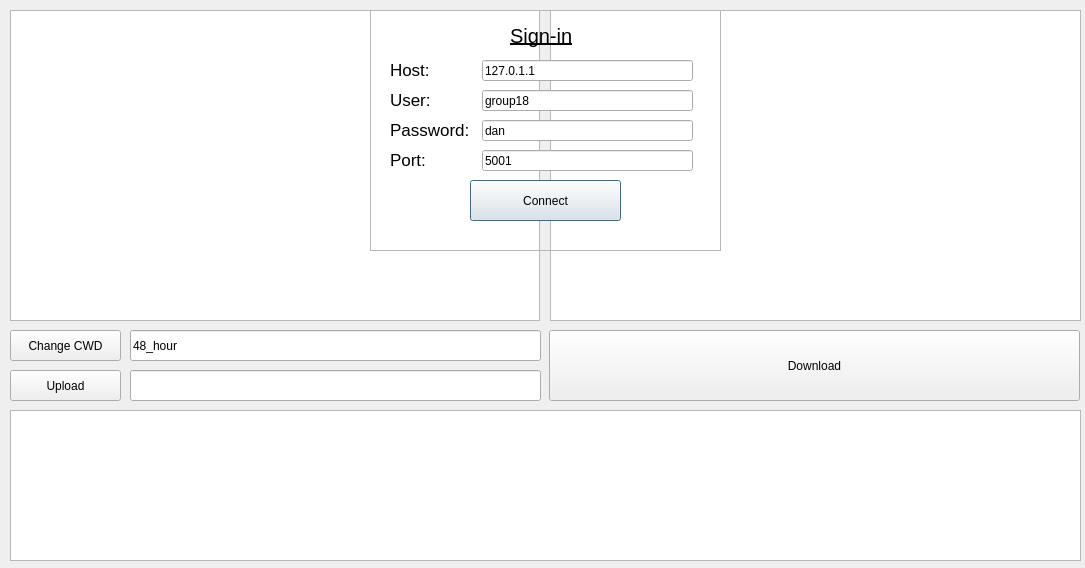
This is Login.ui in NetworkFundamentalsELEN4017/FTP-Project as Qt 5 draws it before an edit. The edited form follows.
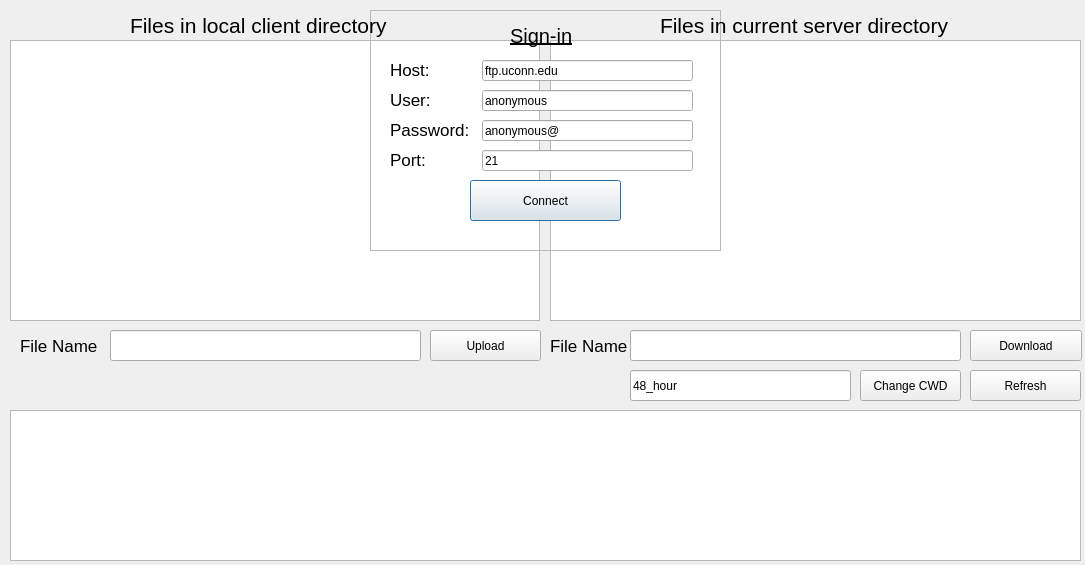
This is the edited form.

Commit message: Download + Upload (not perfect)

```diff
--- a/Login.ui
+++ b/Login.ui
@@ -7,7 +7,7 @@
     <x>0</x>
     <y>0</y>
     <width>1085</width>
-    <height>568</height>
+    <height>565</height>
    </rect>
   </property>
   <property name="windowTitle">
@@ -51,7 +51,7 @@
      </rect>
     </property>
     <property name="text">
-     <string>127.0.1.1</string>
+     <string>ftp.uconn.edu</string>
     </property>
    </widget>
    <widget class="QLabel" name="lblPass">
@@ -82,7 +82,7 @@
      </rect>
     </property>
     <property name="text">
-     <string>group18</string>
+     <string>anonymous</string>
     </property>
    </widget>
    <widget class="QLineEdit" name="edtPass">
@@ -98,7 +98,7 @@
      <string/>
     </property>
     <property name="text">
-     <string>dan</string>
+     <string>anonymous@</string>
     </property>
    </widget>
    <widget class="QLabel" name="lblHost">
@@ -169,7 +169,7 @@
      </rect>
     </property>
     <property name="text">
-     <string>5001</string>
+     <string>21</string>
     </property>
    </widget>
    <widget class="QLabel" name="lblUser">
@@ -195,9 +195,9 @@
    <property name="geometry">
     <rect>
      <x>10</x>
-     <y>10</y>
+     <y>40</y>
      <width>530</width>
-     <height>311</height>
+     <height>281</height>
     </rect>
    </property>
    <property name="horizontalScrollBarPolicy">
@@ -216,8 +216,8 @@
   <widget class="QPushButton" name="btnUpload">
    <property name="geometry">
     <rect>
-     <x>10</x>
-     <y>370</y>
+     <x>430</x>
+     <y>330</y>
      <width>111</width>
      <height>31</height>
     </rect>
@@ -229,10 +229,10 @@
   <widget class="QPushButton" name="btnDownload">
    <property name="geometry">
     <rect>
-     <x>549</x>
+     <x>970</x>
      <y>330</y>
-     <width>531</width>
-     <height>71</height>
+     <width>112</width>
+     <height>31</height>
     </rect>
    </property>
    <property name="text">
@@ -259,18 +259,18 @@
    <property name="geometry">
     <rect>
      <x>550</x>
-     <y>10</y>
+     <y>40</y>
      <width>531</width>
-     <height>311</height>
+     <height>281</height>
     </rect>
    </property>
   </widget>
   <widget class="QPushButton" name="btnDirectory">
    <property name="geometry">
     <rect>
-     <x>10</x>
-     <y>330</y>
-     <width>111</width>
+     <x>860</x>
+     <y>370</y>
+     <width>101</width>
      <height>31</height>
     </rect>
    </property>
@@ -281,9 +281,9 @@
   <widget class="QLineEdit" name="edtDirectory">
    <property name="geometry">
     <rect>
-     <x>130</x>
-     <y>330</y>
-     <width>411</width>
+     <x>630</x>
+     <y>370</y>
+     <width>221</width>
      <height>31</height>
     </rect>
    </property>
@@ -294,12 +294,116 @@
   <widget class="QLineEdit" name="edtUpload">
    <property name="geometry">
     <rect>
+     <x>110</x>
+     <y>330</y>
+     <width>311</width>
+     <height>31</height>
+    </rect>
+   </property>
+  </widget>
+  <widget class="QLabel" name="lblServer">
+   <property name="geometry">
+    <rect>
+     <x>660</x>
+     <y>10</y>
+     <width>301</width>
+     <height>31</height>
+    </rect>
+   </property>
+   <property name="font">
+    <font>
+     <pointsize>16</pointsize>
+    </font>
+   </property>
+   <property name="text">
+    <string>Files in current server directory</string>
+   </property>
+   <property name="textFormat">
+    <enum>Qt::AutoText</enum>
+   </property>
+  </widget>
+  <widget class="QLabel" name="lblClient">
+   <property name="geometry">
+    <rect>
      <x>130</x>
+     <y>10</y>
+     <width>301</width>
+     <height>31</height>
+    </rect>
+   </property>
+   <property name="font">
+    <font>
+     <pointsize>16</pointsize>
+    </font>
+   </property>
+   <property name="text">
+    <string>Files in local client directory</string>
+   </property>
+   <property name="textFormat">
+    <enum>Qt::AutoText</enum>
+   </property>
+  </widget>
+  <widget class="QLineEdit" name="edtDownload">
+   <property name="geometry">
+    <rect>
+     <x>630</x>
+     <y>330</y>
+     <width>331</width>
+     <height>31</height>
+    </rect>
+   </property>
+   <property name="text">
+    <string/>
+   </property>
+  </widget>
+  <widget class="QLabel" name="lblUpload">
+   <property name="geometry">
+    <rect>
+     <x>20</x>
+     <y>330</y>
+     <width>81</width>
+     <height>31</height>
+    </rect>
+   </property>
+   <property name="font">
+    <font>
+     <pointsize>13</pointsize>
+    </font>
+   </property>
+   <property name="text">
+    <string>File Name</string>
+   </property>
+  </widget>
+  <widget class="QLabel" name="lblDownload">
+   <property name="geometry">
+    <rect>
+     <x>550</x>
+     <y>330</y>
+     <width>81</width>
+     <height>31</height>
+    </rect>
+   </property>
+   <property name="font">
+    <font>
+     <pointsize>13</pointsize>
+    </font>
+   </property>
+   <property name="text">
+    <string>File Name</string>
+   </property>
+  </widget>
+  <widget class="QPushButton" name="btnRefresh">
+   <property name="geometry">
+    <rect>
+     <x>970</x>
      <y>370</y>
-     <width>411</width>
+     <width>111</width>
      <height>31</height>
     </rect>
    </property>
+   <property name="text">
+    <string>Refresh</string>
+   </property>
   </widget>
   <zorder>treeViewUp</zorder>
   <zorder>btnUpload</zorder>
@@ -310,6 +414,12 @@
   <zorder>btnDirectory</zorder>
   <zorder>edtDirectory</zorder>
   <zorder>edtUpload</zorder>
+  <zorder>lblServer</zorder>
+  <zorder>lblClient</zorder>
+  <zorder>edtDownload</zorder>
+  <zorder>lblUpload</zorder>
+  <zorder>lblDownload</zorder>
+  <zorder>btnRefresh</zorder>
  </widget>
  <resources/>
  <connections/>
```
The commit also changes 1 other file.
